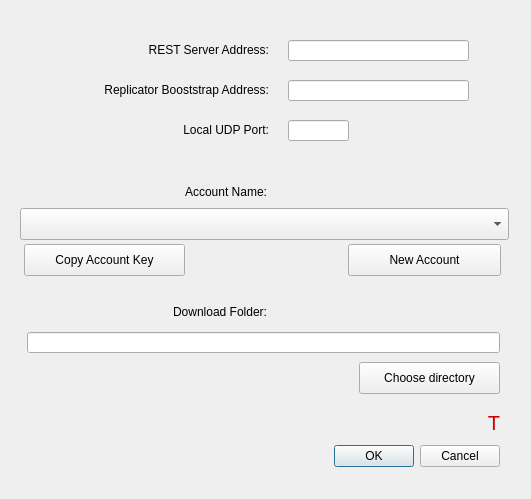
Qt form UserApp/SettingsDialog.ui (proximax-storage/cpp-xpx-storage-user-app) before a commit.
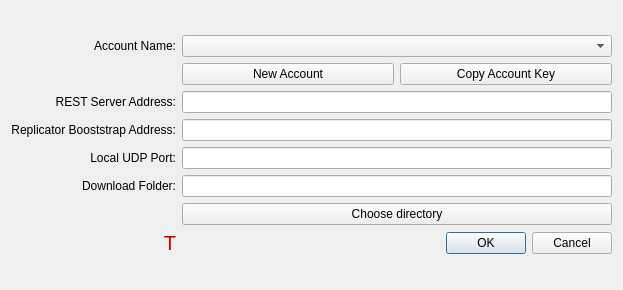
The same form after that commit.

Commit message: Improved Settings dialog

```diff
--- a/UserApp/SettingsDialog.ui
+++ b/UserApp/SettingsDialog.ui
@@ -6,22 +6,45 @@
    <rect>
     <x>0</x>
     <y>0</y>
-    <width>531</width>
-    <height>499</height>
+    <width>623</width>
+    <height>290</height>
    </rect>
   </property>
   <property name="windowTitle">
    <string>Dialog</string>
   </property>
+  <layout class="QVBoxLayout" name="verticalLayout">
+   <item>
+    <layout class="QGridLayout" name="gridLayout">
+     <item row="3" column="1">
+      <widget class="QLineEdit" name="m_replicatorBootAddrField">
+       <property name="text">
+        <string/>
+       </property>
+      </widget>
+     </item>
+     <item row="5" column="1">
+      <widget class="QLineEdit" name="m_dnFolderField">
+       <property name="text">
+        <string/>
+       </property>
+      </widget>
+     </item>
+     <item row="2" column="1">
+      <widget class="QLineEdit" name="m_restBootAddrField"/>
+     </item>
+     <item row="5" column="0">
+      <widget class="QLabel" name="label_5">
+       <property name="text">
+        <string>Download Folder:</string>
+       </property>
+       <property name="alignment">
+        <set>Qt::AlignRight|Qt::AlignTrailing|Qt::AlignVCenter</set>
+       </property>
+      </widget>
+     </item>
+     <item row="7" column="1">
   <widget class="QDialogButtonBox" name="buttonBox">
-   <property name="geometry">
-    <rect>
-     <x>20</x>
-     <y>440</y>
-     <width>480</width>
-     <height>32</height>
-    </rect>
-   </property>
    <property name="orientation">
     <enum>Qt::Horizontal</enum>
    </property>
@@ -29,15 +52,19 @@
     <set>QDialogButtonBox::Cancel|QDialogButtonBox::Ok</set>
    </property>
   </widget>
+     </item>
+     <item row="0" column="0">
+      <widget class="QLabel" name="label_4">
+       <property name="text">
+        <string>Account Name:</string>
+       </property>
+       <property name="alignment">
+        <set>Qt::AlignRight|Qt::AlignTrailing|Qt::AlignVCenter</set>
+       </property>
+      </widget>
+     </item>
+     <item row="2" column="0">
   <widget class="QLabel" name="label">
-   <property name="geometry">
-    <rect>
-     <x>58</x>
-     <y>40</y>
-     <width>211</width>
-     <height>20</height>
-    </rect>
-   </property>
    <property name="text">
     <string>REST Server Address:</string>
    </property>
@@ -45,54 +72,37 @@
     <set>Qt::AlignRight|Qt::AlignTrailing|Qt::AlignVCenter</set>
    </property>
   </widget>
-  <widget class="QLineEdit" name="m_restBootAddrField">
-   <property name="geometry">
-    <rect>
-     <x>288</x>
-     <y>40</y>
-     <width>181</width>
-     <height>21</height>
-    </rect>
-   </property>
-  </widget>
-  <widget class="QLabel" name="label_2">
-   <property name="geometry">
-    <rect>
-     <x>58</x>
-     <y>80</y>
-     <width>211</width>
-     <height>20</height>
-    </rect>
-   </property>
+     </item>
+     <item row="1" column="1">
+      <layout class="QHBoxLayout" name="horizontalLayout_2">
+       <item>
+        <widget class="QPushButton" name="m_newAccountBtn">
+         <property name="text">
+          <string>New Account</string>
+         </property>
+        </widget>
+       </item>
+       <item>
+        <widget class="QPushButton" name="m_copyKeyBtn">
    <property name="text">
-    <string>Replicator Booststrap Address:</string>
-   </property>
-   <property name="alignment">
-    <set>Qt::AlignRight|Qt::AlignTrailing|Qt::AlignVCenter</set>
-   </property>
-  </widget>
-  <widget class="QLineEdit" name="m_replicatorBootAddrField">
-   <property name="geometry">
-    <rect>
-     <x>288</x>
-     <y>80</y>
-     <width>181</width>
-     <height>21</height>
-    </rect>
-   </property>
+          <string>Copy Account Key</string>
+         </property>
+        </widget>
+       </item>
+      </layout>
+     </item>
+     <item row="6" column="1">
+      <widget class="QPushButton" name="m_dnFolderBtn">
    <property name="text">
-    <string/>
-   </property>
-  </widget>
+        <string>Choose directory</string>
+       </property>
+      </widget>
+     </item>
+     <item row="0" column="1">
+      <widget class="QComboBox" name="m_accountCbox"/>
+     </item>
+     <item row="4" column="0">
   <widget class="QLabel" name="label_3">
-   <property name="geometry">
-    <rect>
-     <x>58</x>
-     <y>120</y>
-     <width>211</width>
-     <height>20</height>
-    </rect>
-   </property>
    <property name="text">
     <string>Local UDP Port:</string>
    </property>
@@ -100,99 +110,26 @@
     <set>Qt::AlignRight|Qt::AlignTrailing|Qt::AlignVCenter</set>
    </property>
   </widget>
+     </item>
+     <item row="4" column="1">
   <widget class="QLineEdit" name="m_portField">
-   <property name="geometry">
-    <rect>
-     <x>288</x>
-     <y>120</y>
-     <width>61</width>
-     <height>21</height>
-    </rect>
-   </property>
    <property name="text">
     <string/>
    </property>
   </widget>
-  <widget class="QLabel" name="label_4">
-   <property name="geometry">
-    <rect>
-     <x>56</x>
-     <y>182</y>
-     <width>211</width>
-     <height>20</height>
-    </rect>
-   </property>
+     </item>
+     <item row="3" column="0">
+      <widget class="QLabel" name="label_2">
    <property name="text">
-    <string>Account Name:</string>
+        <string>Replicator Booststrap Address:</string>
    </property>
    <property name="alignment">
     <set>Qt::AlignRight|Qt::AlignTrailing|Qt::AlignVCenter</set>
    </property>
   </widget>
-  <widget class="QLineEdit" name="m_dnFolderField">
-   <property name="geometry">
-    <rect>
-     <x>27</x>
-     <y>332</y>
-     <width>473</width>
-     <height>21</height>
-    </rect>
-   </property>
-   <property name="text">
-    <string/>
-   </property>
-  </widget>
-  <widget class="QLabel" name="label_5">
-   <property name="geometry">
-    <rect>
-     <x>56</x>
-     <y>302</y>
-     <width>211</width>
-     <height>20</height>
-    </rect>
-   </property>
-   <property name="text">
-    <string>Download Folder:</string>
-   </property>
-   <property name="alignment">
-    <set>Qt::AlignRight|Qt::AlignTrailing|Qt::AlignVCenter</set>
-   </property>
-  </widget>
-  <widget class="QPushButton" name="m_dnFolderBtn">
-   <property name="geometry">
-    <rect>
-     <x>359</x>
-     <y>362</y>
-     <width>141</width>
-     <height>32</height>
-    </rect>
-   </property>
-   <property name="text">
-    <string>Choose directory</string>
-   </property>
-  </widget>
-  <widget class="QPushButton" name="m_newAccountBtn">
-   <property name="geometry">
-    <rect>
-     <x>348</x>
-     <y>244</y>
-     <width>153</width>
-     <height>32</height>
-    </rect>
-   </property>
-   <property name="text">
-    <string>New Account</string>
-   </property>
-  </widget>
+     </item>
+     <item row="7" column="0">
   <widget class="QLabel" name="m_errorText">
-   <property name="geometry">
-    <rect>
-     <x>20</x>
-     <y>410</y>
-     <width>480</width>
-     <height>25</height>
-    </rect>
-   </property>
    <property name="font">
     <font>
      <pointsize>15</pointsize>
@@ -208,38 +145,11 @@
     <set>Qt::AlignRight|Qt::AlignTrailing|Qt::AlignVCenter</set>
    </property>
   </widget>
-  <widget class="QComboBox" name="m_accountCbox">
-   <property name="geometry">
-    <rect>
-     <x>20</x>
-     <y>208</y>
-     <width>489</width>
-     <height>32</height>
-    </rect>
-   </property>
-  </widget>
-  <widget class="QPushButton" name="m_newAccountBtn_2">
-   <property name="geometry">
-    <rect>
-     <x>24</x>
-     <y>244</y>
-     <width>161</width>
-     <height>32</height>
-    </rect>
-   </property>
-   <property name="text">
-    <string>Copy Account Key</string>
-   </property>
-  </widget>
- </widget>
- <tabstops>
-  <tabstop>m_restBootAddrField</tabstop>
-  <tabstop>m_replicatorBootAddrField</tabstop>
-  <tabstop>m_portField</tabstop>
-  <tabstop>m_dnFolderField</tabstop>
-  <tabstop>m_newAccountBtn</tabstop>
-  <tabstop>m_dnFolderBtn</tabstop>
- </tabstops>
+     </item>
+    </layout>
+   </item>
+  </layout>
+ </widget>
  <resources/>
  <connections>
   <connection>
```
Lines whose indentation alone changed are shown as unchanged. The commit also changes 1 other file.
